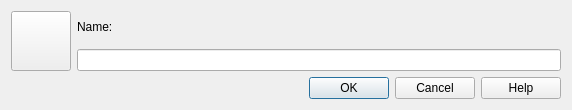
Above: src/editprefixdialog.ui from LLIAKAJL/WineWizard before the change. Below: the same form after it.
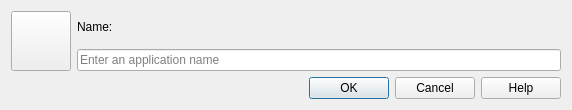
That is the form after the change.

The edit to the form file:
```diff
--- a/src/editprefixdialog.ui
+++ b/src/editprefixdialog.ui
@@ -42,7 +42,11 @@
         </widget>
        </item>
        <item>
-        <widget class="QLineEdit" name="name"/>
+        <widget class="QLineEdit" name="name">
+         <property name="placeholderText">
+          <string>Enter an application name</string>
+         </property>
+        </widget>
        </item>
       </layout>
      </item>
```
